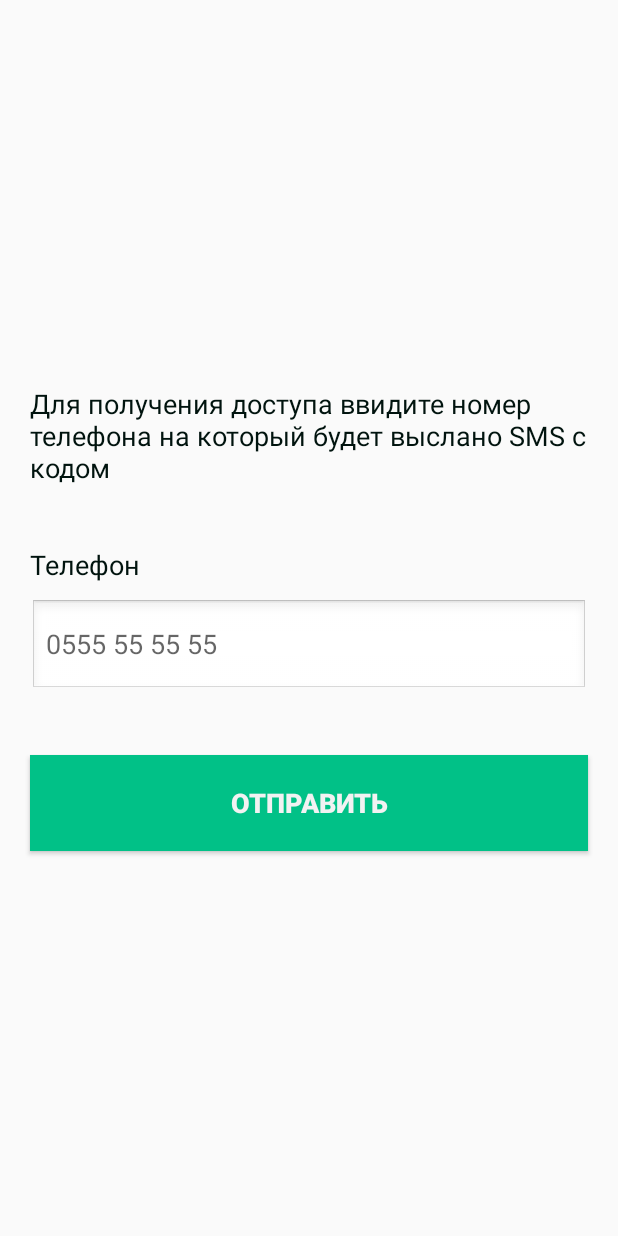
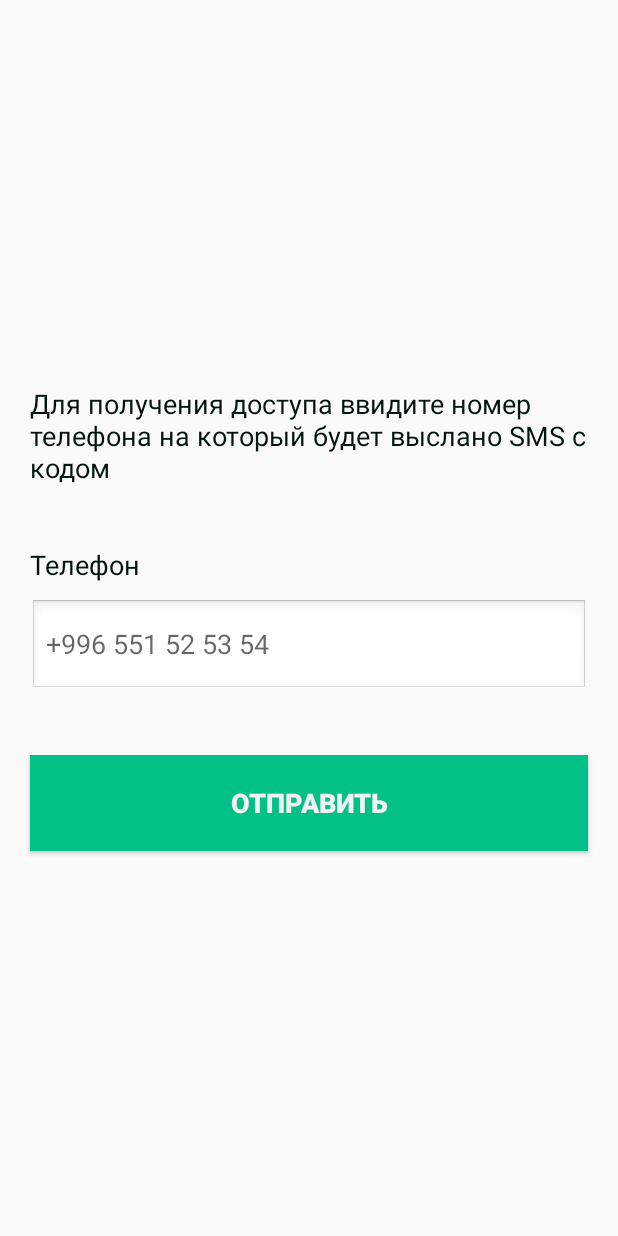
Before and after one commit to jokermt235/CharbaKGAndroid, an Android app: the screen it shows after launch (LoginActivity), on a phone screen of 412 x 824 dp. Run offline under Robolectric (Android 15) with nearby library versions, the phone set to English and light mode, and no system bars; our stand-ins replace Firebase (no records; nobody signed in at launch, a user with empty details on screens opened directly).

Commit message:
Prerelease bug FIX SHA1

```diff
--- a/app/src/main/java/org/exesoft/charbakg/Component/Auth.java
+++ b/app/src/main/java/org/exesoft/charbakg/Component/Auth.java
@@ -17,6 +17,7 @@ import com.google.firebase.auth.PhoneAuthCredential;
 import com.google.firebase.auth.PhoneAuthProvider;
 
 import org.exesoft.charbakg.Callback.OnVerificationCallback;
+import org.exesoft.charbakg.R;
 import org.exesoft.charbakg.View.HomeActivity;
 
 import java.util.concurrent.TimeUnit;
@@ -52,13 +53,12 @@ public class Auth {
                 if (task.isSuccessful()) {
                     // Sign in success, update UI with the signed-in user's information
                     FirebaseUser user = task.getResult().getUser();
-                    Toast.makeText(activity.getApplicationContext(), user.getUid(), Toast.LENGTH_LONG).show();
                     activity.startActivity(new Intent(activity, HomeActivity.class));
                     activity.finish();
                     // ...
                 } else {
                     // Sign in failed, display a message and update the UI
-
+                    Toast.makeText(activity.getApplicationContext(), activity.getResources().getString(R.string.login_error_message),  Toast.LENGTH_LONG).show();
                     if (task.getException() instanceof FirebaseAuthInvalidCredentialsException) {
                         // The verification code entered was invalid
                     }
--- a/app/src/main/res/layout/activity_login.xml
+++ b/app/src/main/res/layout/activity_login.xml
@@ -48,7 +48,7 @@
             android:layout_marginEnd="20dip"
             android:background="@android:drawable/edit_text"
             android:ems="10"
-            android:hint="0555 55 55 55"
+            android:hint="+996 551 52 53 54"
             android:inputType="number|phone" />
 
         <Button
@@ -73,5 +73,14 @@
             android:indeterminateTint="@color/colorPrimary"
             android:visibility="gone"/>
 
+        <ProgressBar
+            android:id="@+id/loginProgressBar"
+            style="@style/AppTheme"
+            android:layout_width="wrap_content"
+            android:layout_height="wrap_content"
+            android:layout_marginTop="32dp"
+            android:indeterminateTint="@color/colorPrimary"
+            android:visibility="gone"/>
+
     </LinearLayout>
 </androidx.constraintlayout.widget.ConstraintLayout>
--- a/app/src/main/res/values/strings.xml
+++ b/app/src/main/res/values/strings.xml
@@ -62,4 +62,5 @@
     <string name="horse_name">Лошадь</string>
     <string name="horse_donakey">Осел</string>
     <string name="horse_type">Тип парнокапытного</string>
+    <string name="login_error_message">Неправильный номер или оператор связи!</string>
 </resources>
```
Also changed, not shown: app/src/main/AndroidManifest.xml (+6 -3 lines), app/src/main/java/org/exesoft/charbakg/Callback/Feed/OnUpdateDocument.java (added, +8 -0 lines), app/src/main/java/org/exesoft/charbakg/Controller/SimpleLoader.java (+27 -1 lines), app/src/main/java/org/exesoft/charbakg/Modal/FeedReport.java (+26 -6 lines), app/src/main/java/org/exesoft/charbakg/View/LoginActivity.java (+12 -1 lines), 1 other file.
